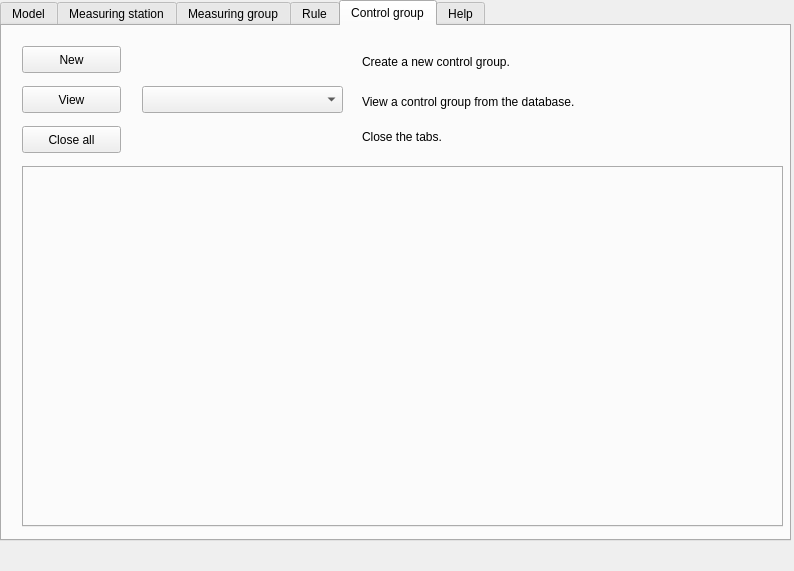
Before: the Qt Designer form ui/control_structures_dockwidget.ui in nens/threedi-results-analysis, drawn with Qt 5.
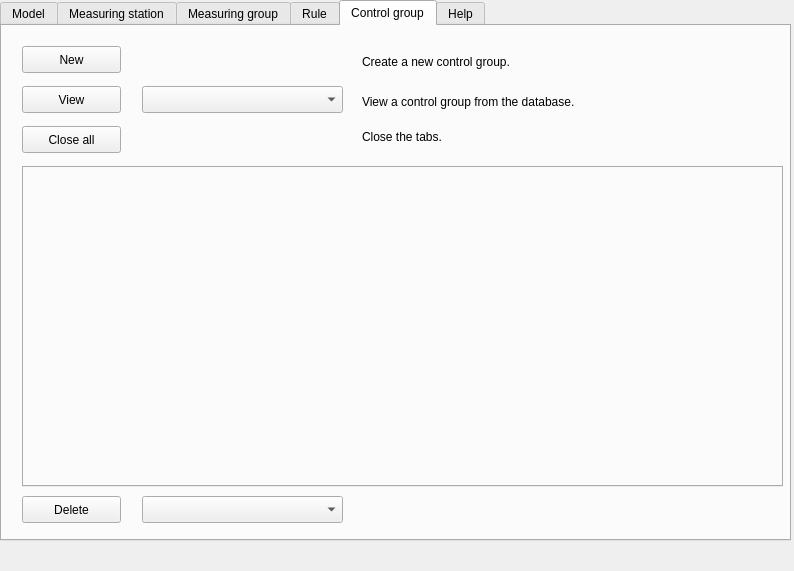
After: the same form once the commit is applied. The open tabs and pages were chosen to show the change.

Commit message: Also make it possible to delete control groups with the 'Delete' button in the 'Control group' tab.

What changed in the file:
```diff
--- a/ui/control_structures_dockwidget.ui
+++ b/ui/control_structures_dockwidget.ui
@@ -670,7 +670,7 @@
         <x>20</x>
         <y>140</y>
         <width>761</width>
-        <height>361</height>
+        <height>321</height>
        </rect>
       </property>
       <property name="autoFillBackground">
@@ -686,6 +686,29 @@
        <bool>true</bool>
       </property>
      </widget>
+     <widget class="QPushButton" name="pushbutton_control_delete">
+      <property name="geometry">
+       <rect>
+        <x>20</x>
+        <y>470</y>
+        <width>99</width>
+        <height>27</height>
+       </rect>
+      </property>
+      <property name="text">
+       <string>Delete</string>
+      </property>
+     </widget>
+     <widget class="QComboBox" name="combobox_input_control_delete">
+      <property name="geometry">
+       <rect>
+        <x>140</x>
+        <y>470</y>
+        <width>201</width>
+        <height>27</height>
+       </rect>
+      </property>
+     </widget>
      <zorder>tab_control_view</zorder>
      <zorder>pushbutton_input_control_new</zorder>
      <zorder>pusbutton_input_control_view</zorder>
```
Left out of the diff: 2 changed lines with no effect on the pictures. The commit also changes 3 other files.
